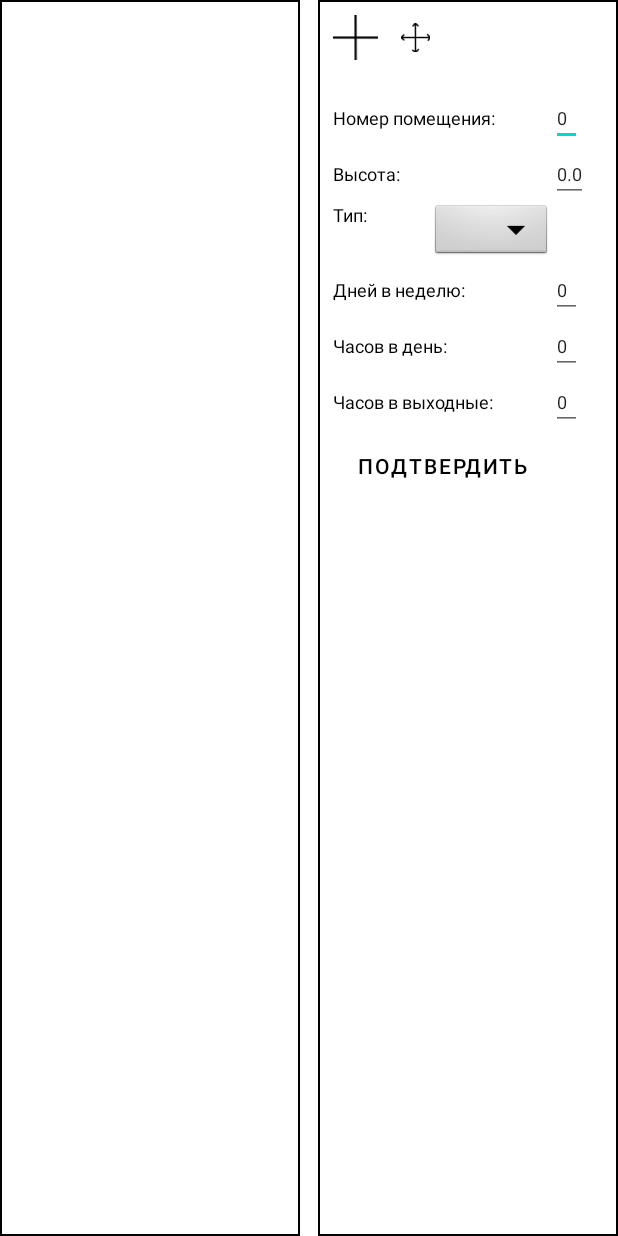
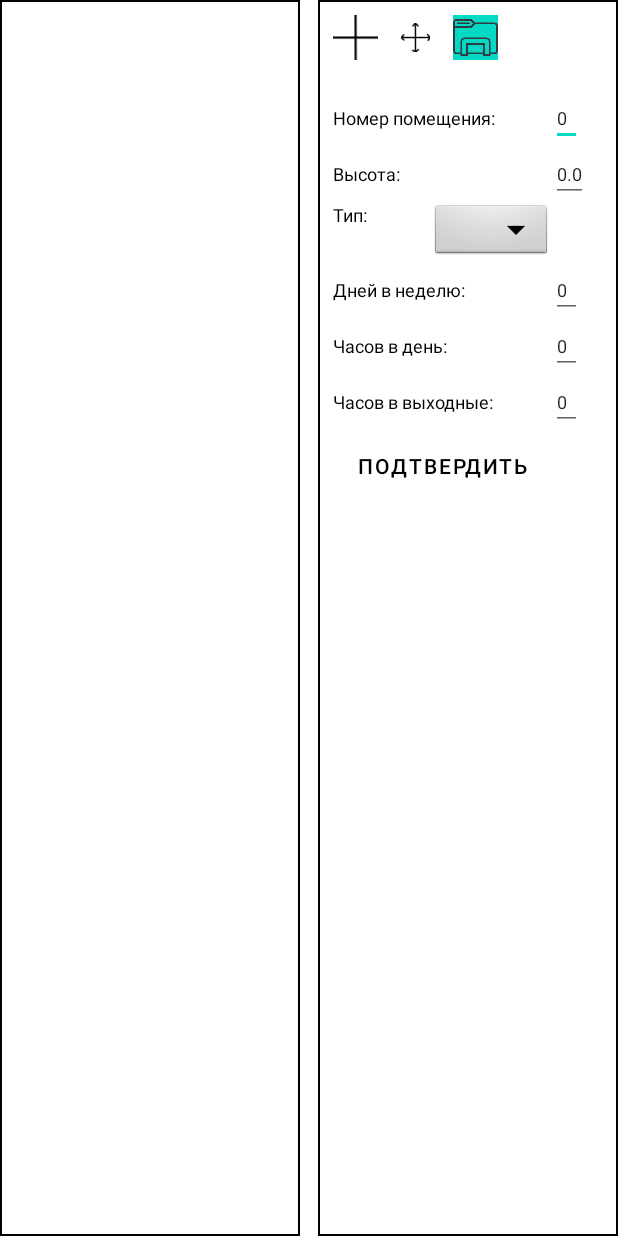
Before and after one commit to anto1e/EnergoService, an Android app: the layout activity_main.xml on its own in the app's theme, with its tools: preview values and no code run, on a phone screen of 412 x 824 dp. Run offline under Robolectric (Android 15) with nearby library versions, the phone set to English and light mode, and no system bars.

Commit message:
Добавлен диалог для выбора файла

```diff
--- a/EnergoService/app/src/main/java/com/example/myapplication/BikExtensionParser.java
+++ b/EnergoService/app/src/main/java/com/example/myapplication/BikExtensionParser.java
@@ -17,12 +17,13 @@ import java.io.IOException;
 
 public class BikExtensionParser {
     File currentFile;
-    public void parseFile(String path,String input_name) throws FileNotFoundException {
+    public void parseFile(String path) throws FileNotFoundException {
         currentFile = new File(path);
         BufferedReader reader;
         BufferedWriter writer;
         try {
-            reader = new BufferedReader(new FileReader(path+input_name));
+            Variables.rooms.clear();
+            reader = new BufferedReader(new FileReader(path));
             String line = reader.readLine();
 
             while (line != null) {
--- a/EnergoService/app/src/main/java/com/example/myapplication/Variables.java
+++ b/EnergoService/app/src/main/java/com/example/myapplication/Variables.java
@@ -4,6 +4,7 @@ import android.app.Activity;
 import android.widget.ArrayAdapter;
 import android.widget.Button;
 import android.widget.EditText;
+import android.widget.ImageButton;
 import android.widget.ImageView;
 import android.widget.RelativeLayout;
 import android.widget.ScrollView;
@@ -14,6 +15,8 @@ import java.util.Vector;
 //Класс для хранения глобальных переменных
 public class Variables {
     static Activity activity=null;          //Главное activity
+    static boolean opened = false;
+    static BikExtensionParser parser = new BikExtensionParser();
     private static boolean addFlag=true;       //Флаг активации режима добавления светильника
     private static boolean moveFlag=true;      //Флаг активации режима перемещния светильника
     static Plan plan = new Plan();          //План этажа
--- a/EnergoService/app/src/main/res/layout/activity_main.xml
+++ b/EnergoService/app/src/main/res/layout/activity_main.xml
@@ -70,7 +70,7 @@
             android:id="@+id/toolsGrid"
             android:layout_width="match_parent"
             android:layout_height="50dp"
-            android:columnCount="2"
+            android:columnCount="4"
             android:orientation="horizontal"
             tools:ignore="MissingConstraints">
             <!--Кнопка добавления светильника -->
@@ -89,6 +89,15 @@
                 android:padding="5dp"
                 android:src="@drawable/movebtn"
                 />
+            <ImageButton
+                android:id="@+id/openFile"
+                android:scaleType="fitCenter"
+                android:src="@drawable/upload"
+                android:layout_width="30dp"
+                android:background="@color/teal_200"
+                android:layout_marginLeft="10dp"
+                android:layout_height="30dp">
+            </ImageButton>
 
         </GridLayout>
 
```
Also changed, not shown: EnergoService/app/src/main/java/com/example/myapplication/Buttons.java (+23 -0 lines), EnergoService/app/src/main/java/com/example/myapplication/MainActivity.java (+24 -19 lines), EnergoService/app/src/main/res/drawable/upload.png (added), 1 other file.
